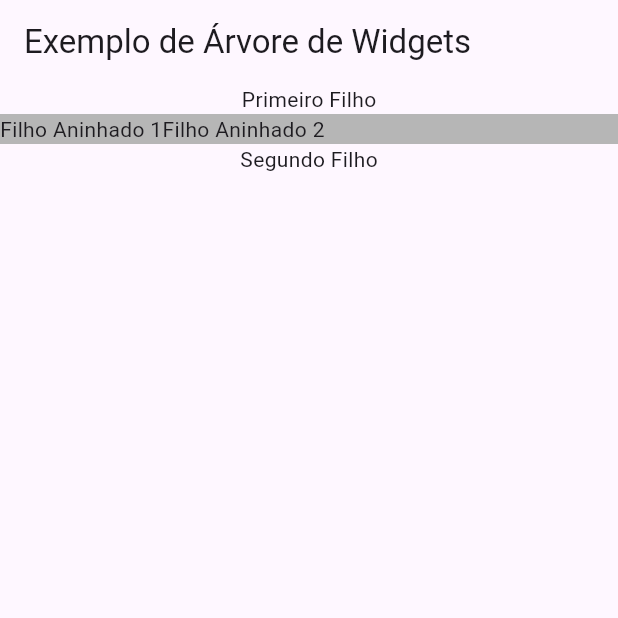
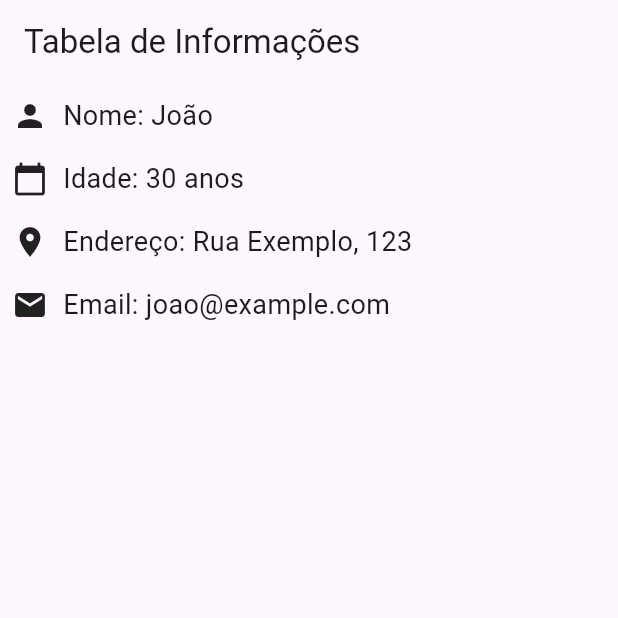
Before and after one commit to MestreWalla/SENAI_SEMESTRE_3, a Flutter app: the screen it shows after launch, on a phone screen of 412 x 824 dp, the top half of it. Run offline on Flutter 3.47's test engine with Material 3 defaults, Android fonts, the phone set to English and light mode, and no system bars; missing offline and left inert: dart:js.

Commit message:
Update main.dart

```diff
--- a/MOBILE/flutter_exemplo_widgets/lib/main.dart
+++ b/MOBILE/flutter_exemplo_widgets/lib/main.dart
@@ -1,5 +1,6 @@
-// ignore_for_file: prefer_const_literals_to_create_immutables, prefer_const_constructors
+// ignore_for_file: prefer_const_constructors, avoid_web_libraries_in_flutter
 
+import 'dart:js';
 import 'package:flutter/material.dart';
 
 void main() {
@@ -12,29 +13,37 @@ class MyApp extends StatelessWidget {
     return MaterialApp(
       home: Scaffold(
         appBar: AppBar(
-          title: Text('Exemplo de Árvore de Widgets'),
+          title: Text('Tabela de Informações'),
         ),
         body: Column(
+          crossAxisAlignment: CrossAxisAlignment.start,
           children: [
-            Text('Primeiro Filho'),
-            Container(
-              color: Color.fromARGB(255, 182, 182, 182),
-              child: Row(
-                children: [
-                  Column(
-                    children: const [
-                      Text('Filho Aninhado 1'),
-                    ],
-                  ),
-                  Column(
-                    children: const [
-                      Text('Filho Aninhado 2'),
-                    ],
-                  ),
-                ],
-              ),
+            _buildTableRow(Icons.person, 'Nome', 'João'),
+            _buildTableRow(Icons.calendar_today, 'Idade', '30 anos'),
+            _buildTableRow(Icons.location_on, 'Endereço', 'Rua Exemplo, 123'),
+            _buildTableRow(Icons.email, 'Email', 'joao@example.com'),
+          ],
+        ),
+      ),
+    );
+  }
+
+  Widget _buildTableRow(IconData icon, String title, String value) {
+    return GestureDetector(
+      onTap: () {
+        final snackBar = SnackBar(content: Text('Mais informações: $title - $value'));
+        ScaffoldMessenger.of(context as BuildContext).showSnackBar(snackBar);
+      },
+      child: Padding(
+        padding: const EdgeInsets.all(8.0),
+        child: Row(
+          children: [
+            Icon(icon),
+            SizedBox(width: 10),
+            Text(
+              '$title: $value',
+              style: TextStyle(fontSize: 18),
             ),
-            Text('Segundo Filho'),
           ],
         ),
       ),
```
